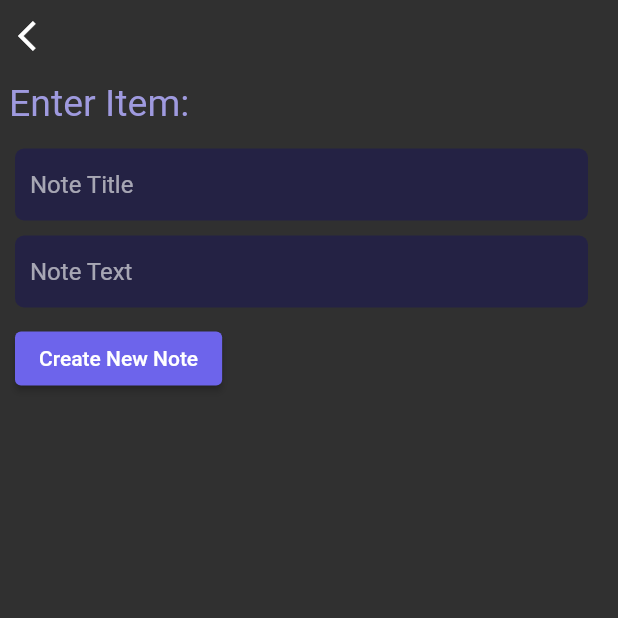
After one commit to Crisiroid/Notes_Flutter, a Flutter app: the screen it shows after launch, after a tap on "Create New Note", on a phone screen of 412 x 824 dp, the top half of it. The commit adds this screen. Run offline on Flutter 3.47's test engine with Material 2 defaults, Android fonts, the phone set to English and light mode, and no system bars; our stand-ins replace sqflite; accounts and stored records are empty.

Commit message:
Functionallity added

```diff
--- a/lib/screens/home_screen.dart
+++ b/lib/screens/home_screen.dart
@@ -2,6 +2,8 @@
 
 import 'package:flutter/material.dart';
 import 'package:notes/screens/about_me.dart';
+import 'package:notes/screens/input_screen.dart';
+import 'package:notes/utils/databaseHelper.dart';
 
 class homeScreen extends StatefulWidget {
   const homeScreen({super.key});
@@ -11,6 +13,16 @@ class homeScreen extends StatefulWidget {
 }
 
 class _homeScreenState extends State<homeScreen> {
+  bool value = false;
+
+  void changeData() {
+    setState(
+      () {
+        value = true;
+      },
+    );
+  }
+
   @override
   Widget build(BuildContext context) {
     return Scaffold(
@@ -22,8 +34,12 @@ class _homeScreenState extends State<homeScreen> {
             Builder(builder: (context) {
               return IconButton(
                 onPressed: () {
-                  Navigator.push(context,
-                      MaterialPageRoute(builder: (context) => aboutMe()));
+                  Navigator.push(
+                    context,
+                    MaterialPageRoute(
+                      builder: (context) => aboutMe(),
+                    ),
+                  );
                 },
                 icon: Icon(Icons.ac_unit),
               );
@@ -32,22 +48,101 @@ class _homeScreenState extends State<homeScreen> {
         ),
       ),
       body: Center(
-        child: GridView.builder(
-          gridDelegate: SliverGridDelegateWithFixedCrossAxisCount(
-            crossAxisCount: 3,
-            crossAxisSpacing: 6,
-            mainAxisSpacing: 4,
-          ),
-          itemBuilder: (BuildContext context, int index) {
-            return Card(
-                color: Colors.white,
-                child: Center(
-                  child: Text(
-                    index.toString(),
-                    style: TextStyle(color: Colors.black),
-                  ),
-                ));
-          },
+        child: Column(
+          children: [
+            Expanded(
+              child: Center(
+                child: FutureBuilder<List<noteC>>(
+                  future: databaseHelper.instance.getNoteList(),
+                  builder: (BuildContext context,
+                      AsyncSnapshot<List<noteC>> snapshot) {
+                    if (!snapshot.hasData) {
+                      return Center(
+                        child: Text(
+                          "Processing...",
+                          style: TextStyle(color: Colors.white),
+                        ),
+                      );
+                    }
+                    return snapshot.data!.isEmpty
+                        ? Center(
+                            child: Text("No daata"),
+                          )
+                        : GridView.builder(
+                            itemCount: snapshot.data?.length,
+                            gridDelegate:
+                                SliverGridDelegateWithFixedCrossAxisCount(
+                                    crossAxisCount: 2),
+                            itemBuilder: (context, index) {
+                              return GestureDetector(
+                                onLongPress: () {
+                                  setState(() {
+                                    databaseHelper.instance
+                                        .remove(snapshot.data![index].id);
+                                  });
+                                },
+                                child: Card(
+                                  child: Column(
+                                    crossAxisAlignment:
+                                        CrossAxisAlignment.start,
+                                    children: [
+                                      Container(
+                                        padding:
+                                            EdgeInsets.only(left: 4, top: 4),
+                                        child: Text(
+                                          snapshot.data![index].title,
+                                          style: TextStyle(
+                                              fontWeight: FontWeight.bold,
+                                              fontSize: 24,
+                                              overflow: TextOverflow.ellipsis),
+                                        ),
+                                      ),
+                                      SizedBox(height: 20),
+                                      Expanded(
+                                        child: Container(
+                                          padding:
+                                              EdgeInsets.only(left: 4, top: 4),
+                                          child: Text(
+                                            snapshot.data![index].note,
+                                            overflow: TextOverflow.fade,
+                                            style: TextStyle(
+                                              fontSize: 16,
+                                            ),
+                                          ),
+                                        ),
+                                      ),
+                                    ],
+                                  ),
+                                ),
+                              );
+                            },
+                          );
+                  },
+                ),
+              ),
+            ),
+            Builder(
+              builder: (context) {
+                return ElevatedButton(
+                  onPressed: () async {
+                    String refresh = await Navigator.push(
+                      context,
+                      MaterialPageRoute(
+                        builder: (context) => inputPage(),
+                      ),
+                    );
+
+                    if (refresh == 'refresh') {
+                      changeData();
+                    }
+                  },
+                  child: Text("Create New Note"),
+                  style:
+                      ElevatedButton.styleFrom(backgroundColor: Colors.black),
+                );
+              },
+            ),
+          ],
         ),
       ),
     );
--- /dev/null
+++ b/lib/screens/input_screen.dart
@@ -0,0 +1,100 @@
+// ignore_for_file: prefer_const_constructors, unnecessary_new
+
+import 'package:flutter/material.dart';
+import 'package:notes/utils/databaseHelper.dart';
+
+class inputPage extends StatefulWidget {
+  const inputPage({super.key});
+
+  @override
+  State<inputPage> createState() => _inputPageState();
+}
+
+class _inputPageState extends State<inputPage> {
+  final _textController = TextEditingController();
+  final _noteController = TextEditingController();
+
+  @override
+  Widget build(BuildContext context) {
+    return SafeArea(
+      child: Scaffold(
+        body: Column(
+          crossAxisAlignment: CrossAxisAlignment.start,
+          children: [
+            IconButton(
+              onPressed: () {
+                Navigator.pop(context, 'refresh');
+              },
+              icon: Icon(
+                Icons.arrow_back_ios,
+                color: Colors.white,
+              ),
+              hoverColor: Colors.black,
+            ),
+            Padding(
+              padding: const EdgeInsets.all(6.0),
+              child: Text(
+                "Enter Item:",
+                style: TextStyle(
+                    color: Color.fromARGB(255, 159, 154, 223), fontSize: 25),
+              ),
+            ),
+            SizedBox(
+              height: 10,
+            ),
+            Container(
+              margin: EdgeInsets.only(right: 20, left: 10),
+              padding: EdgeInsets.only(left: 10),
+              decoration: BoxDecoration(
+                  color: Color.fromARGB(255, 36, 34, 68),
+                  borderRadius: BorderRadius.circular(6)),
+              child: TextField(
+                controller: _textController,
+                decoration: new InputDecoration(
+                  border: InputBorder.none,
+                  hintText: 'Note Title',
+                ),
+              ),
+            ),
+            SizedBox(
+              height: 10,
+            ),
+            Container(
+              margin: EdgeInsets.only(right: 20, left: 10),
+              padding: EdgeInsets.only(left: 10),
+              decoration: BoxDecoration(
+                  color: Color.fromARGB(255, 36, 34, 68),
+                  borderRadius: BorderRadius.circular(6)),
+              child: TextField(
+                keyboardType: TextInputType.multiline,
+                maxLines: null,
+                controller: _noteController,
+                decoration: new InputDecoration(
+                  border: InputBorder.none,
+                  hintText: 'Note Text',
+                ),
+              ),
+            ),
+            Container(
+              margin: EdgeInsets.only(left: 10, top: 10),
+              child: ElevatedButton(
+                onPressed: () async {
+                  await databaseHelper.instance.add(
+                    noteC(
+                        title: _textController.text,
+                        note: _noteController.text),
+                  );
+                  _textController.clear();
+                  _noteController.clear();
+                },
+                style: ElevatedButton.styleFrom(
+                    backgroundColor: Color.fromARGB(255, 109, 100, 235)),
+                child: Text("Create New Note"),
+              ),
+            ),
+          ],
+        ),
+      ),
+    );
+  }
+}
--- /dev/null
+++ b/lib/utils/databaseHelper.dart
@@ -0,0 +1,83 @@
+// ignore_for_file: non_constant_identifier_names, prefer_const_constructors, prefer_const_literals_to_create_immutables, prefer_interpolation_to_compose_strings, unnecessary_new, camel_case_types
+
+import 'dart:io';
+
+import 'package:path_provider/path_provider.dart';
+import 'package:sqflite/sqflite.dart';
+import 'package:path/path.dart';
+
+class noteC {
+  final int? id;
+  final String title;
+  final String note;
+  noteC({this.id, required this.title, required this.note});
+
+  factory noteC.fromMap(Map<String, dynamic> json) => new noteC(
+        id: json['id'],
+        title: json['title'],
+        note: json['note'],
+      );
+
+  Map<String, dynamic> toMap() {
+    return {'id': id, 'title': title, 'note': note};
+  }
+}
+
+class databaseHelper {
+  //creating database helper class
+  databaseHelper._privateConstructor();
+  static final databaseHelper instance = databaseHelper._privateConstructor();
+  //searching for database
+  static Database? _database;
+  Future<Database> get database async => _database ??= await _initDatabase();
+  //initializing database
+  Future<Database> _initDatabase() async {
+    Directory documentsDirectory = await getApplicationDocumentsDirectory();
+    String path = join(documentsDirectory.path, 'databasee.db');
+    return await openDatabase(
+      path,
+      version: 1,
+      onCreate: _onCreate,
+    );
+  }
+
+  //creating database if it was not available
+  Future _onCreate(Database db, int version) async {
+    await db.execute('''
+      CREATE TABLE noteList(
+        id INTEGER PRIMARY KEY,
+        title TEXT,
+        note TEXT
+      )
+''');
+  }
+
+  //get notes from database for showing
+  Future<List<noteC>> getNoteList() async {
+    Database db = await instance.database;
+    var noteCs = await db.query('noteList', orderBy: 'title');
+
+    List<noteC> notelist =
+        noteCs.isNotEmpty ? noteCs.map((e) => noteC.fromMap(e)).toList() : [];
+    return notelist;
+  }
+
+  //adding new notes to database using sqflite
+  Future<int> add(noteC noteCsd) async {
+    Database db = await instance.database;
+    return await db.insert('noteList', noteCsd.toMap());
+  }
+
+  //removing notes
+  Future<int> remove(dynamic id) async {
+    Database db = await instance.database;
+    return await db.delete('noteList', where: 'id = ?', whereArgs: [id]);
+  }
+
+  //editing notes
+  Future<int> update(noteC noteCsd) async {
+    Database db = await instance.database;
+    return await db.update('noteList', noteCsd.toMap(),
+        where: 'id = ?', whereArgs: [noteCsd.id]);
+  }
+}
--- a/pubspec.yaml
+++ b/pubspec.yaml
@@ -35,6 +35,9 @@ dependencies:
   # The following adds the Cupertino Icons font to your application.
   # Use with the CupertinoIcons class for iOS style icons.
   cupertino_icons: ^1.0.2
+  path: ^1.8.2
+  sqflite: ^2.2.4+1
+  path_provider: ^2.0.12
 
 dev_dependencies:
   flutter_test:
```
Also changed, not shown: lib/screens/about_me.dart (+7 -2 lines), pubspec.lock, 1 other file.
